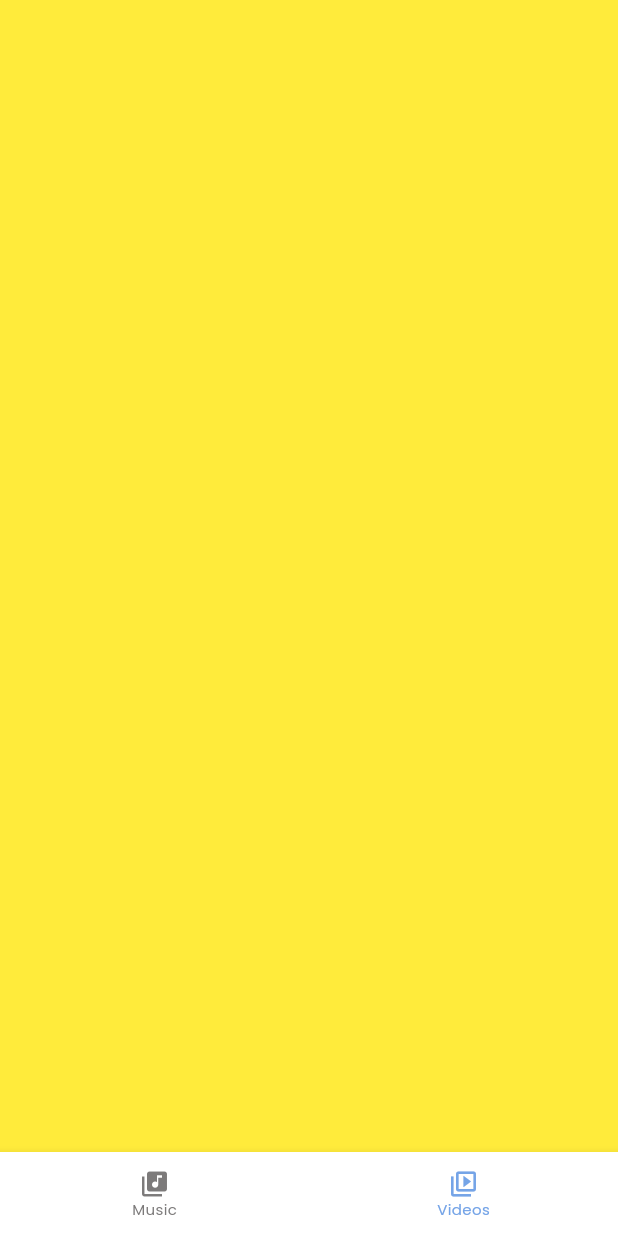
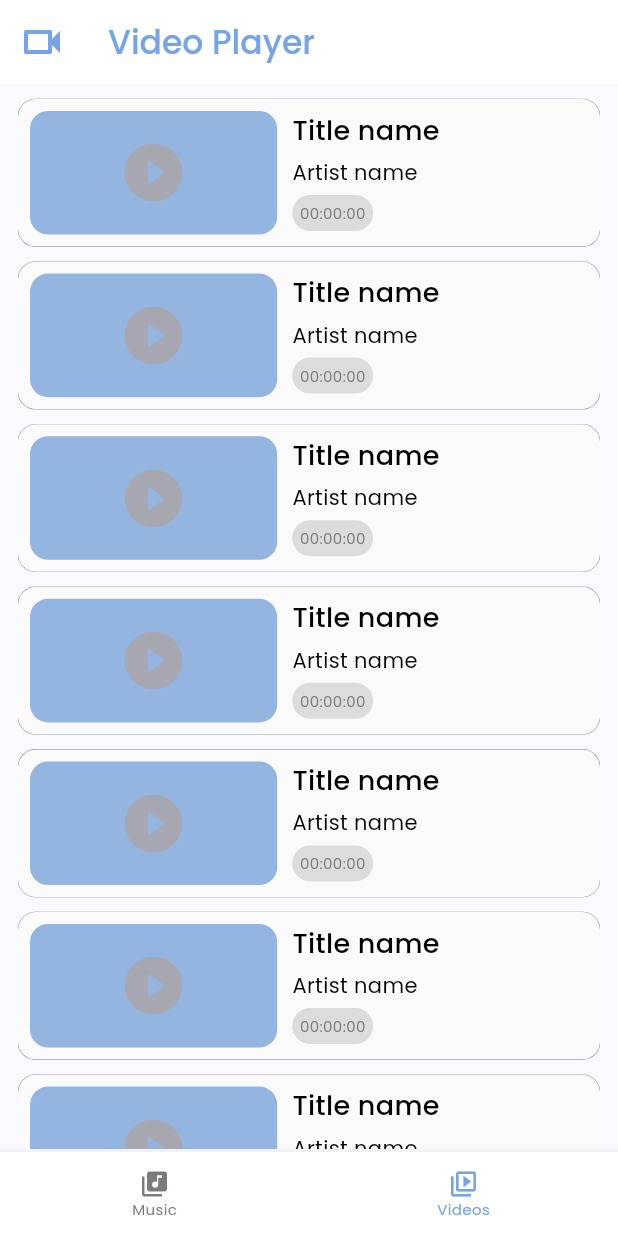
Before and after one commit to prachi-git99/media_player_flutter, a Flutter app: the screen it shows after launch, item 2 of the bottom bar chosen, on a phone screen of 412 x 824 dp. Run offline on Flutter 3.47's test engine with Material 3 defaults, Android fonts, the phone set to English and light mode, and no system bars; our stand-ins replace file_picker, get, just_audio, on_audio_query, permission_handler, video_player; missing offline and left inert: music_visualizer.

Commit message:
music app done/ videos UI ongoing

```diff
--- a/lib/common_widgets/custom_appbar_widget.dart
+++ b/lib/common_widgets/custom_appbar_widget.dart
@@ -3,21 +3,23 @@ import 'package:media_player/consts/consts.dart';
 import '../consts/text_style.dart';
 
 AppBar customAppbar(
-    {required String title, required void Function()? onSearch}) {
+    {required String title,
+    required void Function()? onSearch,
+    required IconData leadingIcon}) {
   return AppBar(
     title: Text(
       title,
       style: customTextStyle(size: extraLargeFont, weight: mediumWeight),
     ),
-    leading: const Icon(Icons.sort_rounded, color: darkGrey),
-    actions: [
-      IconButton(
-        onPressed: onSearch,
-        icon: const Icon(
-          Icons.search,
-          color: darkGrey,
-        ),
-      ),
-    ],
+    leading: Icon(leadingIcon, color: primaryColor, size: mediumIconSize),
+    // actions: [
+    //   IconButton(
+    //     onPressed: onSearch,
+    //     icon: const Icon(
+    //       Icons.search,
+    //       color: darkGrey,
+    //     ),
+    //   ),
+    // ],
   );
 }
--- a/lib/consts/styles.dart
+++ b/lib/consts/styles.dart
@@ -16,7 +16,7 @@ const navBarIconSize = 20.0;
 
 //margins and paddings
 const appHorizontalMargin = 15.0;
-const appHorizontalPadding = 15.0;
+const appHorizontalPadding = 12.0;
 const appVerticalPadding = 10.0;
 const appVerticalMargin = 15.0;
 
--- /dev/null
+++ b/lib/controllers/video_player_controller.dart
@@ -0,0 +1,2 @@
+//
+// class VideoPlayerController extends GetxController {}
--- a/lib/screens/videoScreen/video_screen.dart
+++ b/lib/screens/videoScreen/video_screen.dart
@@ -1,4 +1,6 @@
-import 'package:flutter/material.dart';
+import '../../common_widgets/custom_appbar_widget.dart';
+import '../../consts/consts.dart';
+import '../../consts/text_style.dart';
 
 class VideoScreen extends StatefulWidget {
   const VideoScreen({Key? key}) : super(key: key);
@@ -10,9 +12,123 @@ class VideoScreen extends StatefulWidget {
 class _VideoScreenState extends State<VideoScreen> {
   @override
   Widget build(BuildContext context) {
+    var size = MediaQuery.of(context).size;
     return Scaffold(
-      body: Container(
-        color: Colors.yellow,
+      appBar: customAppbar(
+          leadingIcon: Icons.videocam_outlined,
+          title: "Video Player",
+          onSearch: () {}),
+      body: Column(
+        children: [
+          Expanded(
+            child: Container(
+              padding: const EdgeInsets.symmetric(
+                horizontal: appHorizontalPadding,
+              ),
+              child: ListView.builder(
+                physics: const BouncingScrollPhysics(),
+                itemCount: 8,
+                itemBuilder: (BuildContext context, int index) {
+                  return Container(
+                    margin: const EdgeInsets.only(top: smallMargin),
+                    decoration: BoxDecoration(
+                      color: bgColor,
+                      boxShadow: const [
+                        BoxShadow(
+                          color: darkGrey,
+                          spreadRadius: 0.2,
+                        ),
+                      ],
+                      borderRadius: BorderRadius.circular(smallBorderRadius),
+                    ),
+                    child: Padding(
+                      padding: const EdgeInsets.all(8.0),
+                      child: Row(
+                        crossAxisAlignment: CrossAxisAlignment.start,
+                        children: [
+                          Stack(
+                            children: [
+                              Container(
+                                height: size.height *
+                                    0.1, // Adjust the height as needed
+                                width: size.width * 0.4,
+                                decoration: BoxDecoration(
+                                  color: secondaryColor,
+                                  borderRadius:
+                                      BorderRadius.circular(smallBorderRadius),
+                                ),
+                              ),
+                              Positioned.fill(
+                                // Fills the Stack's container space
+                                child: Center(
+                                  // Centers the IconButton inside the Stack
+                                  child: IconButton(
+                                    onPressed: () {},
+                                    icon: Icon(
+                                      Icons.play_circle_fill_rounded,
+                                      color: fontGrey,
+                                      size: largeIconSize,
+                                    ),
+                                  ),
+                                ),
+                              ),
+                            ],
+                          ),
+                          const SizedBox(
+                              width:
+                                  10), // Add some space between image and text
+                          Expanded(
+                            child: Column(
+                              crossAxisAlignment: CrossAxisAlignment.start,
+                              children: [
+                                Text(
+                                  "Title name",
+                                  overflow: TextOverflow.ellipsis,
+                                  style: customTextStyle(
+                                      color: black,
+                                      size: largeFont,
+                                      weight: mediumWeight),
+                                ),
+                                const SizedBox(height: 5),
+                                Text(
+                                  'Artist name',
+                                  overflow: TextOverflow.ellipsis,
+                                  style: customTextStyle(
+                                    color: black,
+                                    size: smallFont,
+                                  ),
+                                ),
+                                const SizedBox(height: 5),
+                                Container(
+                                  padding: EdgeInsets.all(5),
+                                  decoration: BoxDecoration(
+                                      color: Colors.black12,
+                                      borderRadius: BorderRadius.circular(
+                                          smallBorderRadius)),
+                                  child: Text(
+                                    '00:00:00',
+                                    overflow: TextOverflow.ellipsis,
+                                    style: customTextStyle(
+                                      color: darkGrey,
+                                      size: extraSmallFont,
+                                    ),
+                                  ),
+                                ),
+                              ],
+                            ),
+                          ),
+                        ],
+                      ),
+                    ),
+                  );
+                },
+              ),
+            ),
+          ),
+          SizedBox(
+            height: size.height * 0.07,
+          ),
+        ],
       ),
     );
   }
```
Also changed, not shown: lib/consts/colors.dart (+4 -4 lines), lib/controllers/audio_player_controller.dart (+4 -33 lines), lib/screens/audioScreen/audioPlayerScreen/audio_player_screen.dart (+31 -17 lines), lib/screens/audioScreen/audio_screen.dart (+14 -6 lines), lib/screens/videoScreen/videoScreen.dart (added, +136 -0 lines), lib/services/format_duration.dart (added, +8 -0 lines), lib/services/request_permission.dart (added, +24 -0 lines), pubspec.yaml (+5 -2 lines), assets/gifs/music_beats.webp (deleted), assets/gifs/music_notes.webp (deleted), assets/gifs/sound_wave.png (added), pubspec.lock, 2 other files.
